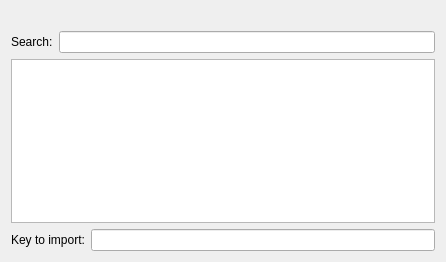
Old version of the form searchres.ui in the repository KDE/kgpg.
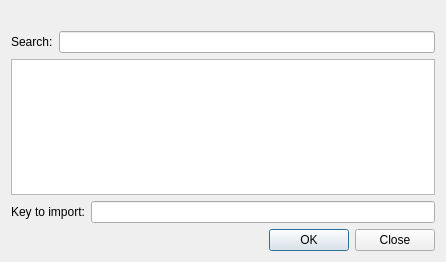
New version of the form.

Commit message: Port KeyServer from KDialog to QDialog.

What changed in the file:
```diff
--- a/searchres.ui
+++ b/searchres.ui
@@ -52,11 +52,6 @@
      <property name="rootIsDecorated" >
       <bool>true</bool>
      </property>
-     <column>
-      <property name="text" >
-       <string>Keys</string>
-      </property>
-     </column>
     </widget>
    </item>
    <item>
@@ -77,9 +72,16 @@
         <bool>true</bool>
        </property>
       </widget>
-      </item>
+     </item>
     </layout>
    </item>
+   <item>
+    <widget class="QDialogButtonBox" name="buttonBox">
+     <property name="standardButtons">
+      <set>QDialogButtonBox::Close|QDialogButtonBox::Ok</set>
+     </property>
+    </widget>
+   </item>
   </layout>
  </widget>
  <tabstops>
```
Left out of the diff: 49 changed lines with no effect on the pictures. The commit also changes 5 other files.
